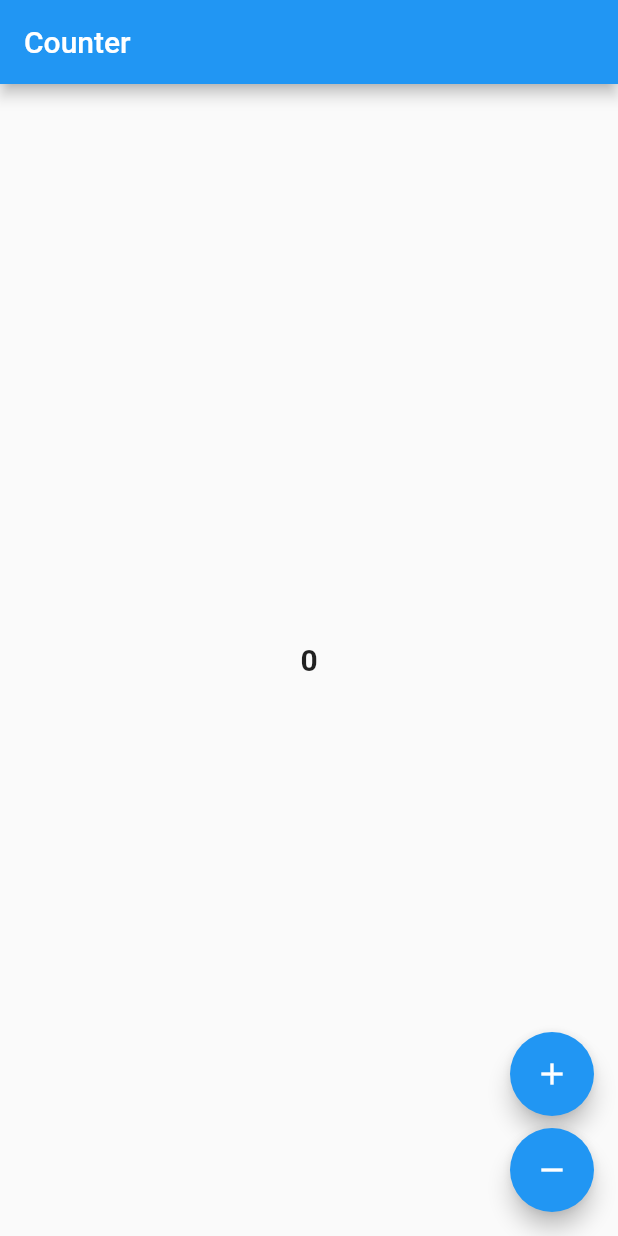
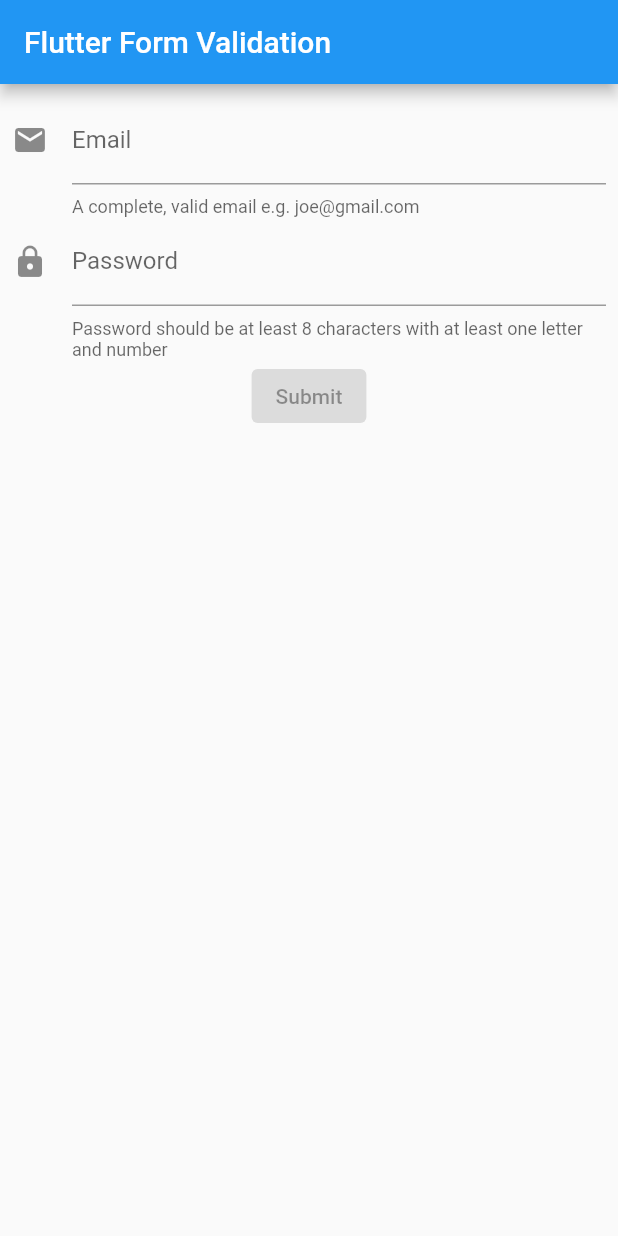
Before and after one commit to ishugadenis/flutter-firebase-login, a Flutter app: the screen it shows after launch, on a phone screen of 412 x 824 dp. Run offline on Flutter 3.47's test engine with Material 2 defaults, Android fonts, the phone set to English and light mode, and no system bars; our stand-ins replace equatable, flutter_bloc, formz.

Commit message:
implmented form validation bloc

```diff
--- /dev/null
+++ b/lib/bloc/my_form_bloc.dart
@@ -0,0 +1,79 @@
+import 'dart:async';
+import 'package:equatable/equatable.dart';
+import 'package:flutter_bloc/flutter_bloc.dart';
+import 'package:formz/formz.dart';
+import '../models/email.dart';
+import '../models/password.dart';
+
+part 'my_form_event.dart';
+part 'my_form_state.dart';
+
+class MyFormBloc extends Bloc<MyFormEvent, MyFormState> {
+  MyFormBloc() : super(const MyFormState()) {
+    on<EmailChanged>(_onEmailChanged);
+    on<PasswordChanged>(_onPasswordChanged);
+    on<EmailUnfocused>(_onEmailUnfocused);
+    on<PasswordUnfocused>(_onPasswordUnfocused);
+    on<FormSubmitted>(_onFormSubmitted);
+  }
+
+  void _onEmailChanged(EmailChanged event, Emitter<MyFormState> emit) {
+    final email = Email.dirty(event.email);
+    emit(
+      state.copyWith(
+        email: email.valid ? email : Email.pure(event.email),
+        status: Formz.validate([email, state.password]),
+      ),
+    );
+  }
+  void _onPasswordChanged(PasswordChanged event, Emitter<MyFormState> emit) {
+    final password = Password.dirty(event.password);
+    emit(
+      state.copyWith(
+        password: password.valid ? password : Password.pure(event.password),
+        status: Formz.validate([state.email, password]),
+      ),
+    );
+  }
+    void _onEmailUnfocused(EmailUnfocused event, Emitter<MyFormState> emit) {
+    final email = Email.dirty(state.email.value);
+    emit(
+      state.copyWith(
+        email: email,
+        status: Formz.validate([email, state.password]),
+      ),
+    );
+  }
+   void _onPasswordUnfocused(
+    PasswordUnfocused event,
+    Emitter<MyFormState> emit,
+  ) {
+    final password = Password.dirty(state.password.value);
+    emit(
+      state.copyWith(
+        password: password,
+        status: Formz.validate([state.email, password]),
+      ),
+    );
+  }
+  Future<void> _onFormSubmitted(
+    FormSubmitted event,
+    Emitter<MyFormState> emit,
+  ) async {
+    final email = Email.dirty(state.email.value);
+    final password = Password.dirty(state.password.value);
+    emit(
+      state.copyWith(
+        email: email,
+        password: password,
+        status: Formz.validate([email, password]),
+      ),
+    );
+    if (state.status.isValidated) {
+      emit(state.copyWith(status: FormzStatus.submissionInProgress));
+      await Future<void>.delayed(const Duration(seconds: 1));
+      emit(state.copyWith(status: FormzStatus.submissionSuccess));
+    }
+  }
+
+}
--- /dev/null
+++ b/lib/bloc/my_form_event.dart
@@ -0,0 +1,33 @@
+
+part of 'my_form_bloc.dart';
+
+abstract class MyFormEvent extends Equatable{
+  const MyFormEvent();
+
+@override
+  List<Object> get props => [];
+}
+
+class EmailChanged extends MyFormEvent{
+   const EmailChanged({required this.email});
+
+  final String email;
+
+  @override
+  List<Object> get props => [email];
+}
+
+class EmailUnfocused extends MyFormEvent{
+
+}
+class PasswordChanged extends MyFormEvent {
+  const PasswordChanged({required this.password});
+
+  final String password;
+
+  @override
+  List<Object> get props => [password];
+}
+
+class PasswordUnfocused extends MyFormEvent{}
+class FormSubmitted extends MyFormEvent {}
--- /dev/null
+++ b/lib/bloc/my_form_state.dart
@@ -0,0 +1,29 @@
+part of 'my_form_bloc.dart';
+
+class MyFormState extends Equatable {
+  const MyFormState({
+    this.email= const Email.pure(),
+    this.password = const Password.pure(),
+    this.status = FormzStatus.pure
+  });
+
+  final Email email;
+  final Password password;
+  final FormzStatus status;
+
+  MyFormState copyWith({
+    Email? email,
+    Password? password,
+    FormzStatus? status,
+  }) {
+    return MyFormState(
+      email: email ?? this.email,
+      password: password ?? this.password,
+      status: status ?? this.status,
+    );
+  }
+
+  @override
+  List<Object> get props => [email, password, status];
+
+}
--- a/lib/counter/cubit/counter_cubit.dart
+++ /dev/null
@@ -1,8 +0,0 @@
-import 'package:bloc/bloc.dart';
-
-class CounterCubit extends Cubit<int> {
-  CounterCubit() : super(0);
-
-  void increment() => emit(state + 1);
-  void decrement() => emit(state - 1);
-}
--- a/lib/counter/view/counter_page.dart
+++ /dev/null
@@ -1,16 +0,0 @@
-import 'package:flutter/material.dart';
-import 'package:flutter_bloc/flutter_bloc.dart';
-import 'package:flutter_firebase_login/counter/cubit/counter_cubit.dart';
-
-import 'counter_view.dart';
-
-class CounterPage extends StatelessWidget {
-  const CounterPage({Key? key}) : super(key: key);
-
-  @override
-  Widget build(BuildContext context) {
-    return BlocProvider(
-      create: (_) => CounterCubit(),
-      child: CounterView());
-  }
-}
--- a/lib/counter/view/counter_view.dart
+++ /dev/null
@@ -1,38 +0,0 @@
-import 'package:flutter/material.dart';
-import 'package:flutter_bloc/flutter_bloc.dart';
-import 'package:flutter_firebase_login/counter/cubit/counter_cubit.dart';
-
-class CounterView extends StatelessWidget {
-  const CounterView({Key? key}) : super(key: key);
-
-  @override
-  Widget build(BuildContext context) {
-    return Scaffold(
-      appBar: AppBar(
-      title: const Text('Counter'),
-      ),
-      body: Center(child:BlocBuilder<CounterCubit, int>(
-        builder: (context, state) {
-          return Text('$state',
-          style: const TextStyle(
-            fontSize: 20,
-            fontWeight: FontWeight.bold
-          ),);
-        }
-      )),
-      floatingActionButton: Column(
-        mainAxisAlignment: MainAxisAlignment.end,
-        crossAxisAlignment: CrossAxisAlignment.end,
-        children: [
-          FloatingActionButton(onPressed: ()=> context.read<CounterCubit>().increment(),
-          child: const Icon(Icons.add),
-          ),
-          SizedBox(height: 8,),
-          FloatingActionButton(onPressed: () =>context.read<CounterCubit>().decrement(),
-          child: const Icon(Icons.remove),
-          )
-        ],
-      ),
-    );
-  }
-}
--- a/lib/counter_app.dart
+++ /dev/null
@@ -1,7 +0,0 @@
-import 'package:flutter/material.dart';
-
-import 'counter/view/counter_page.dart';
-
-class CounterApp extends MaterialApp {
-  const CounterApp({super.key}) : super(home: const CounterPage());
-}
--- a/lib/main.dart
+++ b/lib/main.dart
@@ -1,9 +1,217 @@
-import 'package:bloc/bloc.dart';
 import 'package:flutter/material.dart';
-import './counter_observer.dart';
-import 'counter_app.dart';
+import 'package:flutter_bloc/flutter_bloc.dart';
+import 'package:formz/formz.dart';
+
+import 'bloc/my_form_bloc.dart';
+
 
 void main() {
-  Bloc.observer = const CounterObserver();
-  runApp(const CounterApp());
+    runApp(const App());
 }
+
+class App extends StatelessWidget {
+  const App({super.key});
+
+  @override
+  Widget build(BuildContext context) {
+    return MaterialApp(
+      home: Scaffold(
+        appBar: AppBar(title: const Text('Flutter Form Validation')),
+        body: BlocProvider(
+          create: (_) => MyFormBloc(),
+          child:  MyForm(),
+        ),
+      ),
+    );
+  }
+}
+
+class MyForm extends StatefulWidget {
+  MyForm({Key? key}) : super(key: key);
+
+  @override
+  State<MyForm> createState() => _MyFormState();
+}
+
+class _MyFormState extends State<MyForm> {
+
+   final _emailFocusNode = FocusNode();
+  final _passwordFocusNode = FocusNode();
+
+  @override
+  void initState() {
+    super.initState();
+    _emailFocusNode.addListener(() {
+      if (!_emailFocusNode.hasFocus) {
+        context.read<MyFormBloc>().add(EmailUnfocused());
+        FocusScope.of(context).requestFocus(_passwordFocusNode);
+      }
+    });
+    _passwordFocusNode.addListener(() {
+      if (!_passwordFocusNode.hasFocus) {
+        context.read<MyFormBloc>().add(PasswordUnfocused());
+      }
+    });
+  }
+
+  @override
+  void dispose() {
+    _emailFocusNode.dispose();
+    _passwordFocusNode.dispose();
+    super.dispose();
+  }
+  @override
+  Widget build(BuildContext context) {
+    return BlocListener<MyFormBloc, MyFormState>(
+
+      listener: (context, state) { if (state.status.isSubmissionSuccess) {
+          ScaffoldMessenger.of(context).hideCurrentSnackBar();
+          showDialog<void>(
+            context: context,
+            builder: (_) => const SuccessDialog(),
+          );
+        }
+        if (state.status.isSubmissionInProgress) {
+          ScaffoldMessenger.of(context)
+            ..hideCurrentSnackBar()
+            ..showSnackBar(
+              const SnackBar(content: Text('Submitting...')),
+            );
+        }
+      },
+      child: Padding(
+        padding: const EdgeInsets.all(8),
+        child: Column(
+          children: <Widget>[
+            EmailInput(focusNode: _emailFocusNode),
+            PasswordInput(focusNode: _passwordFocusNode),
+            const SubmitButton(),
+          ],
+        ),
+      ),
+    );
+  }
+  }
+
+class EmailInput extends StatelessWidget {
+  const EmailInput({super.key, required this.focusNode});
+
+  final FocusNode focusNode;
+
+  @override
+  Widget build(BuildContext context) {
+    return BlocBuilder<MyFormBloc, MyFormState>(
+      builder: (context, state) {
+        return TextFormField(
+          initialValue: state.email.value,
+          focusNode: focusNode,
+          decoration: InputDecoration(
+            icon: const Icon(Icons.email),
+            labelText: 'Email',
+            helperText: 'A complete, valid email e.g. joe@gmail.com',
+            errorText: state.email.invalid
+                ? 'Please ensure the email entered is valid'
+                : null,
+          ),
+          keyboardType: TextInputType.emailAddress,
+          onChanged: (value) {
+            context.read<MyFormBloc>().add(EmailChanged(email: value));
+          },
+          textInputAction: TextInputAction.next,
+        );
+      },
+    );
+  }
+
+}
+class PasswordInput extends StatelessWidget {
+  const PasswordInput({super.key, required this.focusNode});
+
+  final FocusNode focusNode;
+
+  @override
+  Widget build(BuildContext context) {
+    return BlocBuilder<MyFormBloc, MyFormState>(
+      builder: (context, state) {
+        return TextFormField(
+          initialValue: state.password.value,
+          focusNode: focusNode,
+          decoration: InputDecoration(
+            icon: const Icon(Icons.lock),
+            helperText:
+                '''Password should be at least 8 characters with at least one letter and number''',
+            helperMaxLines: 2,
+            labelText: 'Password',
+            errorMaxLines: 2,
+            errorText: state.password.invalid
+                ? '''Password must be at least 8 characters and contain at least one letter and number'''
+                : null,
+          ),
+          obscureText: true,
+          onChanged: (value) {
+            context.read<MyFormBloc>().add(PasswordChanged(password: value));
+          },
+          textInputAction: TextInputAction.done,
+        );
+      },
+    );
+  }
+}
+
+class SubmitButton extends StatelessWidget {
+  const SubmitButton({super.key});
+
+  @override
+  Widget build(BuildContext context) {
+    return BlocBuilder<MyFormBloc, MyFormState>(
+      buildWhen: (previous, current) => previous.status != current.status,
+      builder: (context, state) {
+        return ElevatedButton(
+          onPressed: state.status.isValidated
+              ? () => context.read<MyFormBloc>().add(FormSubmitted())
+              : null,
+          child: const Text('Submit'),
+        );
+      },
+    );
+  }
+}
+
+class SuccessDialog extends StatelessWidget {
+  const SuccessDialog({super.key});
+
+  @override
+  Widget build(BuildContext context) {
+    return Dialog(
+      shape: RoundedRectangleBorder(
+        borderRadius: BorderRadius.circular(8),
+      ),
+      child: Padding(
+        padding: const EdgeInsets.all(8),
+        child: Column(
+          mainAxisSize: MainAxisSize.min,
+          children: <Widget>[
+            Row(
+              children: const <Widget>[
+                Icon(Icons.info),
+                Flexible(
+                  child: Padding(
+                    padding: EdgeInsets.all(10),
+                    child: Text(
+                      'Form Submitted Successfully!',
+                      softWrap: true,
+                    ),
+                  ),
+                ),
+              ],
+            ),
+            ElevatedButton(
+              child: const Text('OK'),
+              onPressed: () => Navigator.of(context).pop(),
+            ),
+          ],
+        ),
+      ),
+    );
+  }
+}
--- /dev/null
+++ b/lib/models/email.dart
@@ -0,0 +1,22 @@
+
+import 'package:formz/formz.dart';
+
+enum EmailValidationError { invalid }
+
+class Email extends FormzInput<String, EmailValidationError>{
+const Email.pure([super.value = '']) : super.pure();
+  const Email.dirty([super.value = '']) : super.dirty();
+
+  static final _emailRegex = RegExp(
+    r'^[a-zA-Z0-9.!#$%&’*+/=?^_`{|}~-]+@[a-zA-Z0-9-]+(?:\.[a-zA-Z0-9-]+)*$',
+  );
+
+  @override
+  EmailValidationError? validator(String? value) {
+    return _emailRegex.hasMatch(value ?? '')
+        ? null
+        : EmailValidationError.invalid;
+  }
+
+
+}
--- /dev/null
+++ b/lib/models/password.dart
@@ -0,0 +1,18 @@
+import 'package:formz/formz.dart';
+
+enum PasswordValidationError { invalid }
+
+class Password extends FormzInput<String, PasswordValidationError> {
+  const Password.pure([super.value = '']) : super.pure();
+  const Password.dirty([super.value = '']) : super.dirty();
+
+  static final _passwordRegex =
+      RegExp(r'^(?=.*[A-Za-z])(?=.*\d)[A-Za-z\d]{8,}$');
+
+  @override
+  PasswordValidationError? validator(String? value) {
+    return _passwordRegex.hasMatch(value ?? '')
+        ? null
+        : PasswordValidationError.invalid;
+  }
+}
--- a/pubspec.yaml
+++ b/pubspec.yaml
@@ -38,6 +38,8 @@ dependencies:
   # Use with the CupertinoIcons class for iOS style icons.
   cupertino_icons: ^1.0.2
   flutter_bloc: ^8.1.2
+  formz: ^0.4.1
+  equatable: ^2.0.5
 
 dev_dependencies:
   flutter_test:
```
Also changed, not shown: lib/counter_observer.dart (deleted, +0 -11 lines), pubspec.lock, 1 other file.
